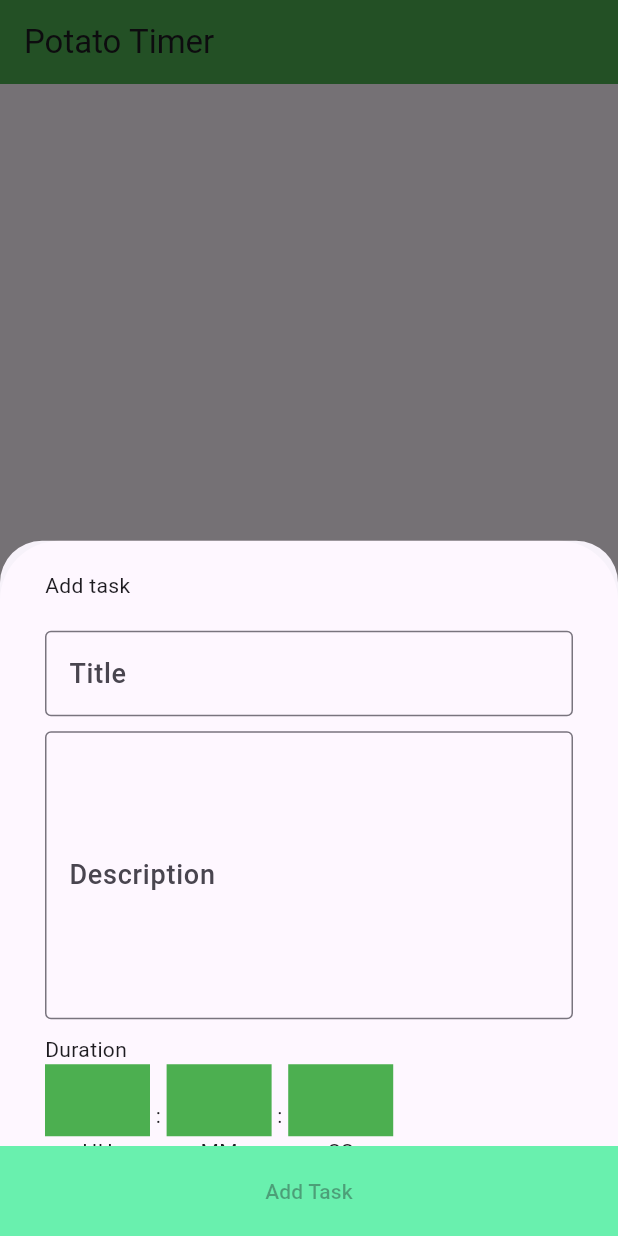
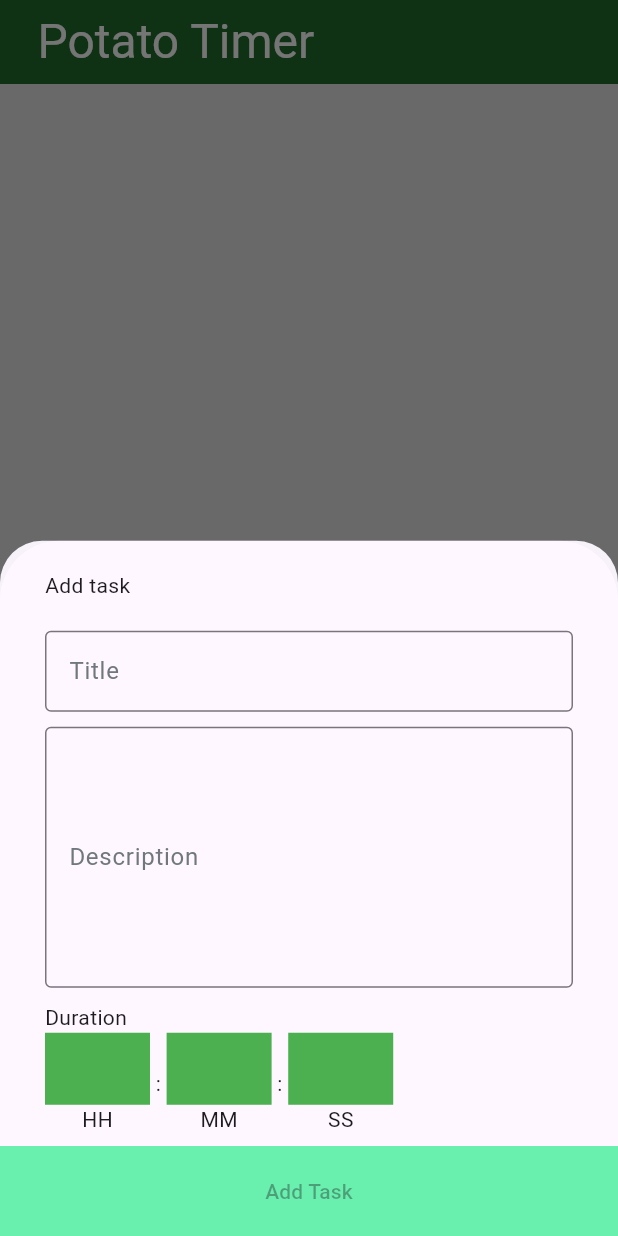
Before and after one commit to sayan2107/ipotato, a Flutter app: the screen it shows after launch, after a tap on the "add" icon, on a phone screen of 412 x 824 dp. Run offline on Flutter 3.47's test engine with Material 2 defaults, Android fonts, the phone set to English and light mode, and no system bars; our stand-ins replace audioplayers, equatable, flutter_mobx, flutter_svg, get_it, mobx and 1 more; generated files the repository leaves out were written again.

Commit message:
theming -> ui enhancement

```diff
--- a/lib/main.dart
+++ b/lib/main.dart
@@ -2,6 +2,7 @@ import 'dart:async';
 
 import 'package:flutter/material.dart';
 import 'package:flutter/services.dart';
+import 'package:ipotato_timer/constants/colors.dart';
 import 'package:ipotato_timer/constants/strings.dart';
 import 'package:ipotato_timer/stores/timer_store.dart';
 import 'package:ipotato_timer/ui/home/home.dart';
@@ -40,6 +41,10 @@ class MyApp extends StatelessWidget {
         debugShowCheckedModeBanner: false,
         theme: ThemeData(
           useMaterial3: true,
+          appBarTheme: const AppBarTheme(
+            backgroundColor: AppColors.darkGreen,
+            centerTitle: false,
+          ),
         ),
         title: Strings.appName,
         // routes: Routes.routes,
--- a/lib/ui/add_task/addTask.dart
+++ b/lib/ui/add_task/addTask.dart
@@ -1,7 +1,7 @@
 import 'package:flutter/material.dart';
 import 'package:ipotato_timer/constants/colors.dart';
 import 'package:ipotato_timer/stores/timer_store.dart';
-import 'package:ipotato_timer/widgets/text_input_widget.dart';
+import 'package:ipotato_timer/widgets/add_task/text_input_widget.dart';
 import 'package:provider/provider.dart';
 
 class AddTaskScreen extends StatefulWidget {
--- a/lib/ui/home/home.dart
+++ b/lib/ui/home/home.dart
@@ -1,7 +1,9 @@
 import 'package:flutter/material.dart';
 import 'package:flutter_mobx/flutter_mobx.dart';
+import 'package:flutter_svg/svg.dart';
 import 'package:ipotato_timer/constants/colors.dart';
 import 'package:ipotato_timer/stores/timer_store.dart';
+import 'package:ipotato_timer/theme/app_text_theme.dart';
 import 'package:ipotato_timer/ui/add_task/addTask.dart';
 import 'package:ipotato_timer/widgets/home/task_widget.dart';
 import 'package:provider/provider.dart';
@@ -16,30 +18,18 @@ class HomeScreen extends StatelessWidget {
     final store = Provider.of<MultiTimer>(context);
 
     return Scaffold(
+      backgroundColor: AppColors.lightGray,
       appBar: AppBar(
-        title: const Text('Potato Timer'),
-        backgroundColor: AppColors.green,
-      ),
-      floatingActionButton: FloatingActionButton(
-        shape: const CircleBorder(),
-        onPressed: () {
-          showModalBottomSheet(
-              context: context,
-              builder: (BuildContext context) {
-                return const AddTaskScreen();
-              });
-        },
-        tooltip: 'Add',
-        child: Container(
-          decoration: BoxDecoration(
-            borderRadius: BorderRadius.circular(50.0),
-            border: Border.all(width: 1),
-          ),
-          child: const Icon(Icons.add),
+        titleSpacing: 25,
+        title: Text(
+          'Potato Timer',
+          style: AppTextTheme.of(context).h1.copyWith(color: Colors.white),
         ),
       ),
       body: Observer(
-        builder: (_) => ListView(
+        builder: (_) => Stack(
+          children: [
+            ListView(
               children: store.timers.reversed
                   .map(
                     (element) => TaskWidget(
@@ -53,6 +43,65 @@ class HomeScreen extends StatelessWidget {
                   )
                   .toList(),
             ),
+            Positioned(
+              right: 30,
+              bottom: 120,
+              child: Visibility(
+                visible: store.timers.isEmpty,
+                child: Row(
+                  crossAxisAlignment: CrossAxisAlignment.start,
+                  children: [
+                    Column(
+                      crossAxisAlignment: CrossAxisAlignment.start,
+                      children: [
+                        Text(
+                          "No timers active",
+                          style: AppTextTheme.of(context).h5,
+                        ),
+                        Text(
+                          'Press here to start a new',
+                          style: AppTextTheme.of(context).h5,
+                        )
+                      ],
+                    ),
+                    SizedBox(
+                      width: 10,
+                    ),
+                    SvgPicture.asset(
+                      'assets/images/arrow.svg',
+                      width: 105,
+                      height: 105,
+                    )
+                  ],
+                ),
+              ),
+            ),
+            Positioned(
+              bottom: 55,
+              right: 30,
+              child: FloatingActionButton(
+                elevation: 2,
+                shape: const CircleBorder(),
+                onPressed: () {
+                  showModalBottomSheet(
+                      context: context,
+                      builder: (BuildContext context) {
+                        return const AddTaskScreen();
+                      });
+                },
+                tooltip: 'Add',
+                backgroundColor: AppColors.sky,
+                child: Container(
+                  decoration: BoxDecoration(
+                    borderRadius: BorderRadius.circular(50.0),
+                    border: Border.all(width: 1),
+                  ),
+                  child: const Icon(Icons.add),
+                ),
+              ),
+            ),
+          ],
+        ),
       ),
     );
   }
--- a/lib/widgets/text_input_widget.dart
+++ b/lib/widgets/add_task/text_input_widget.dart
@@ -1,4 +1,6 @@
 import 'package:flutter/material.dart';
+import 'package:ipotato_timer/constants/colors.dart';
+import 'package:ipotato_timer/theme/app_text_theme.dart';
 
 class TextInputWidget extends StatelessWidget {
   const TextInputWidget({
@@ -22,20 +24,17 @@ class TextInputWidget extends StatelessWidget {
       maxLines: maxLine,
       autofocus: false,
       textInputAction: TextInputAction.done,
-      style: const TextStyle(fontSize: 18, fontWeight: FontWeight.w500),
+      style: AppTextTheme.of(context).h4.copyWith(color: AppColors.gray),
       decoration: InputDecoration(
         border: const OutlineInputBorder(
-          borderSide: BorderSide(color: Colors.red, width: 5.0),
-        ),
+            borderSide: BorderSide(color: AppColors.lightGray, width: 2)),
         hintText: hintText,
-        contentPadding: EdgeInsets.symmetric(vertical: 15, horizontal: 12),
+        contentPadding:
+            const EdgeInsets.symmetric(vertical: 15, horizontal: 12),
         labelText: label,
-        labelStyle: const TextStyle(
-          fontSize: 18,
-          fontWeight: FontWeight.w500,
-        ),
+        labelStyle: AppTextTheme.of(context).h4.copyWith(color: AppColors.gray),
         focusedBorder: const OutlineInputBorder(
-          borderSide: BorderSide(color: Colors.black, width: 1),
+          borderSide: BorderSide(color: AppColors.darkBlue, width: 2),
         ),
       ),
     );
```
Lines whose indentation alone changed are shown as unchanged.
